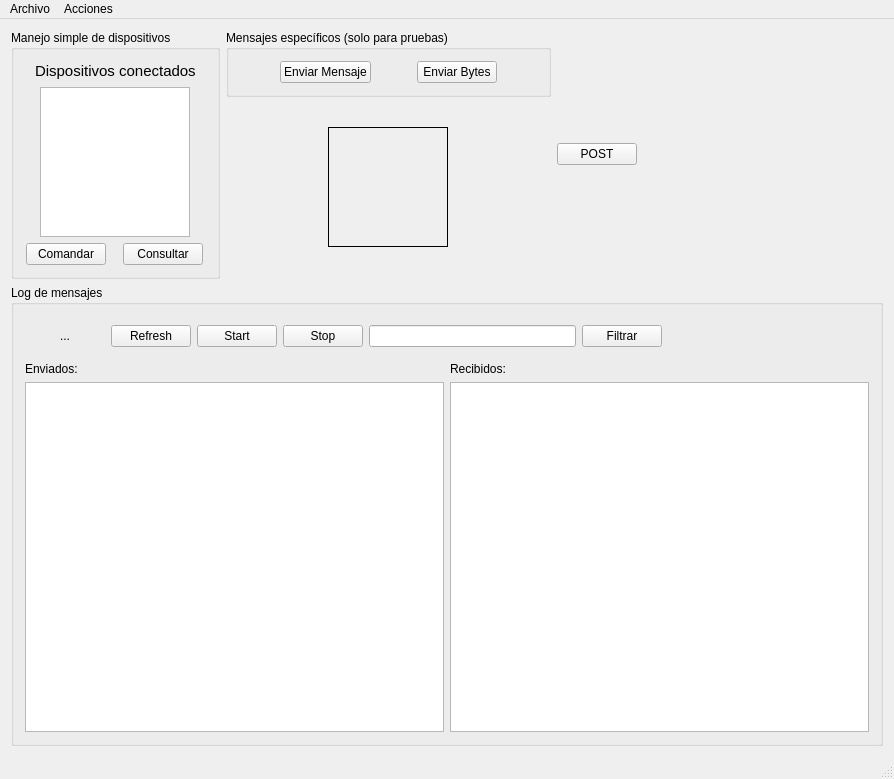
The window that mainwindow.ui (arukagiri/interfazLAC) describes before a commit, drawn with Qt 5.
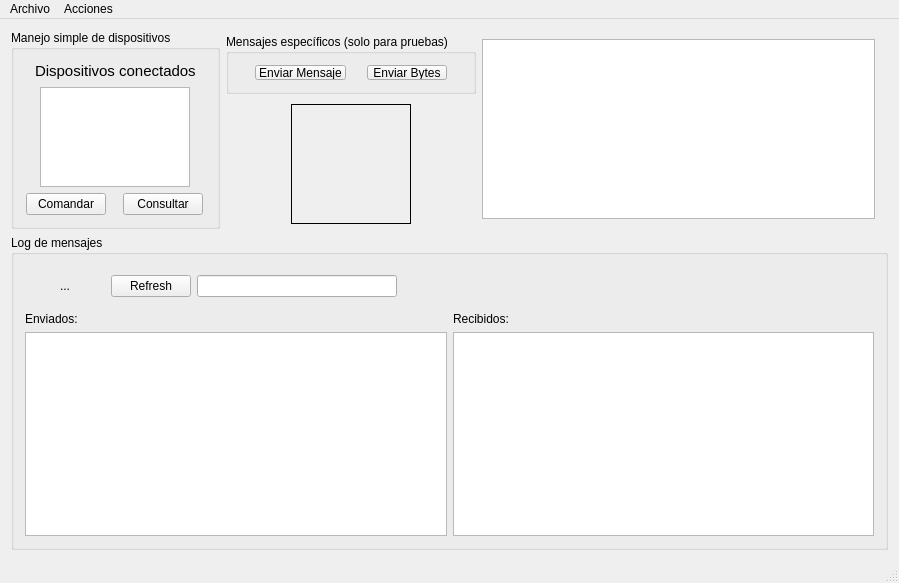
The same window after the commit. Icons and pictures are not drawn.

Diff of the .ui file:
```diff
--- a/mainwindow.ui
+++ b/mainwindow.ui
@@ -6,8 +6,8 @@
    <rect>
     <x>0</x>
     <y>0</y>
-    <width>894</width>
-    <height>763</height>
+    <width>899</width>
+    <height>583</height>
    </rect>
   </property>
   <property name="windowTitle">
@@ -16,10 +16,7 @@
   <widget class="QWidget" name="centralWidget">
    <layout class="QVBoxLayout" name="verticalLayout_3">
     <item>
-     <layout class="QHBoxLayout" name="horizontalLayout_7">
-      <property name="spacing">
-       <number>6</number>
-      </property>
+     <layout class="QHBoxLayout" name="horizontalLayout_8">
       <item>
        <widget class="QGroupBox" name="groupBox">
         <property name="enabled">
@@ -121,13 +118,13 @@
              <property name="minimumSize">
               <size>
                <width>150</width>
-               <height>150</height>
+               <height>100</height>
               </size>
              </property>
              <property name="maximumSize">
               <size>
                <width>150</width>
-               <height>150</height>
+               <height>100</height>
               </size>
              </property>
             </widget>
@@ -201,12 +198,6 @@
       </item>
       <item>
        <layout class="QVBoxLayout" name="verticalLayout_2">
-        <property name="spacing">
-         <number>0</number>
-        </property>
-        <property name="sizeConstraint">
-         <enum>QLayout::SetFixedSize</enum>
-        </property>
         <item>
          <widget class="QGroupBox" name="groupBox_2">
           <property name="sizePolicy">
@@ -215,26 +206,22 @@
             <verstretch>0</verstretch>
            </sizepolicy>
           </property>
+          <property name="minimumSize">
+           <size>
+            <width>250</width>
+            <height>60</height>
+           </size>
+          </property>
+          <property name="maximumSize">
+           <size>
+            <width>250</width>
+            <height>60</height>
+           </size>
+          </property>
           <property name="title">
            <string>Mensajes específicos (solo para pruebas)</string>
           </property>
           <layout class="QHBoxLayout" name="horizontalLayout_5">
-           <item>
-            <spacer name="horizontalSpacer_13">
-             <property name="orientation">
-              <enum>Qt::Horizontal</enum>
-             </property>
-             <property name="sizeType">
-              <enum>QSizePolicy::Fixed</enum>
-             </property>
-             <property name="sizeHint" stdset="0">
-              <size>
-               <width>40</width>
-               <height>20</height>
-              </size>
-             </property>
-            </spacer>
-           </item>
            <item>
             <widget class="QPushButton" name="button_ENVIAR_MENSAJE">
              <property name="sizePolicy">
@@ -248,22 +235,6 @@
              </property>
             </widget>
            </item>
-           <item>
-            <spacer name="horizontalSpacer_8">
-             <property name="orientation">
-              <enum>Qt::Horizontal</enum>
-             </property>
-             <property name="sizeType">
-              <enum>QSizePolicy::Fixed</enum>
-             </property>
-             <property name="sizeHint" stdset="0">
-              <size>
-               <width>40</width>
-               <height>20</height>
-              </size>
-             </property>
-            </spacer>
-           </item>
            <item>
             <widget class="QPushButton" name="button_ByteSend">
              <property name="sizePolicy">
@@ -277,46 +248,11 @@
              </property>
             </widget>
            </item>
-           <item>
-            <spacer name="horizontalSpacer_12">
-             <property name="orientation">
-              <enum>Qt::Horizontal</enum>
-             </property>
-             <property name="sizeType">
-              <enum>QSizePolicy::Fixed</enum>
-             </property>
-             <property name="sizeHint" stdset="0">
-              <size>
-               <width>40</width>
-               <height>20</height>
-              </size>
-             </property>
-            </spacer>
-           </item>
           </layout>
          </widget>
         </item>
-        <item>
-         <spacer name="verticalSpacer">
-          <property name="orientation">
-           <enum>Qt::Vertical</enum>
-          </property>
-          <property name="sizeType">
-           <enum>QSizePolicy::Fixed</enum>
-          </property>
-          <property name="sizeHint" stdset="0">
-           <size>
-            <width>20</width>
-            <height>30</height>
-           </size>
-          </property>
-         </spacer>
-        </item>
         <item>
          <layout class="QHBoxLayout" name="horizontalLayout_6">
-          <property name="sizeConstraint">
-           <enum>QLayout::SetFixedSize</enum>
-          </property>
           <item>
            <spacer name="horizontalSpacer_9">
             <property name="orientation">
@@ -327,7 +263,7 @@
             </property>
             <property name="sizeHint" stdset="0">
              <size>
-              <width>80</width>
+              <width>55</width>
               <height>20</height>
              </size>
             </property>
@@ -386,7 +322,7 @@
             </property>
             <property name="sizeHint" stdset="0">
              <size>
-              <width>80</width>
+              <width>55</width>
               <height>20</height>
              </size>
             </property>
@@ -394,44 +330,56 @@
           </item>
          </layout>
         </item>
+       </layout>
+      </item>
+      <item>
+       <layout class="QHBoxLayout" name="horizontalLayout_7">
         <item>
-         <spacer name="verticalSpacer_2">
-          <property name="orientation">
-           <enum>Qt::Vertical</enum>
+         <widget class="QTextEdit" name="textEdit">
+          <property name="sizePolicy">
+           <sizepolicy hsizetype="Expanding" vsizetype="Fixed">
+            <horstretch>0</horstretch>
+            <verstretch>0</verstretch>
+           </sizepolicy>
           </property>
-          <property name="sizeType">
-           <enum>QSizePolicy::Fixed</enum>
+          <property name="minimumSize">
+           <size>
+            <width>100</width>
+            <height>180</height>
+           </size>
           </property>
-          <property name="sizeHint" stdset="0">
+          <property name="maximumSize">
            <size>
-            <width>20</width>
-            <height>30</height>
+            <width>16777215</width>
+            <height>180</height>
            </size>
           </property>
-         </spacer>
+          <property name="toolTip">
+           <string>&lt;html&gt;&lt;head/&gt;&lt;body&gt;&lt;p&gt;Teniamos que rellenar la UI asi que te metimos un anotador. Disfrutálo.&lt;/p&gt;&lt;/body&gt;&lt;/html&gt;</string>
+          </property>
+         </widget>
         </item>
+        <item>
+         <widget class="QLabel" name="label_4">
+          <property name="maximumSize">
+           <size>
+            <width>300</width>
+            <height>150</height>
+           </size>
+          </property>
+          <property name="text">
+           <string/>
+          </property>
+          <property name="pixmap">
+           <pixmap resource="imagenes.qrc">:/Imagenes/lacan.png</pixmap>
+          </property>
+          <property name="scaledContents">
+           <bool>true</bool>
+          </property>
+         </widget>
+        </item>
        </layout>
       </item>
-      <item>
-       <widget class="QPushButton" name="pushButton">
-        <property name="text">
-         <string>POST</string>
-        </property>
-       </widget>
-      </item>
-      <item>
-       <spacer name="horizontalSpacer_11">
-        <property name="orientation">
-         <enum>Qt::Horizontal</enum>
-        </property>
-        <property name="sizeHint" stdset="0">
-         <size>
-          <width>206</width>
-          <height>17</height>
-         </size>
-        </property>
-       </spacer>
-      </item>
      </layout>
     </item>
     <item>
@@ -489,26 +437,27 @@
           </widget>
          </item>
          <item>
-          <widget class="QPushButton" name="button_START">
-           <property name="text">
-            <string>Start</string>
+          <widget class="QLineEdit" name="searchBar">
+           <property name="sizePolicy">
+            <sizepolicy hsizetype="Fixed" vsizetype="Fixed">
+             <horstretch>0</horstretch>
+             <verstretch>0</verstretch>
+            </sizepolicy>
            </property>
-          </widget>
-         </item>
-         <item>
-          <widget class="QPushButton" name="button_STOP">
-           <property name="text">
-            <string>Stop</string>
+           <property name="minimumSize">
+            <size>
+             <width>200</width>
+             <height>0</height>
+            </size>
            </property>
-          </widget>
-         </item>
-         <item>
-          <widget class="QLineEdit" name="searchBar"/>
-         </item>
-         <item>
-          <widget class="QPushButton" name="filterButton">
-           <property name="text">
-            <string>Filtrar</string>
+           <property name="maximumSize">
+            <size>
+             <width>200</width>
+             <height>16777215</height>
+            </size>
+           </property>
+           <property name="toolTip">
+            <string>&lt;html&gt;&lt;head/&gt;&lt;body&gt;&lt;p&gt;Barra de búsqueda. Empiece a escribir para filtrar en ambas tablas.&lt;/p&gt;&lt;/body&gt;&lt;/html&gt;</string>
            </property>
           </widget>
          </item>
@@ -543,7 +492,7 @@
              <property name="minimumSize">
               <size>
                <width>400</width>
-               <height>350</height>
+               <height>200</height>
               </size>
              </property>
              <property name="maximumSize">
@@ -570,7 +519,7 @@
              <property name="minimumSize">
               <size>
                <width>400</width>
-               <height>350</height>
+               <height>200</height>
               </size>
              </property>
              <property name="maximumSize">
@@ -595,7 +544,7 @@
     <rect>
      <x>0</x>
      <y>0</y>
-     <width>894</width>
+     <width>899</width>
      <height>21</height>
     </rect>
    </property>
```
